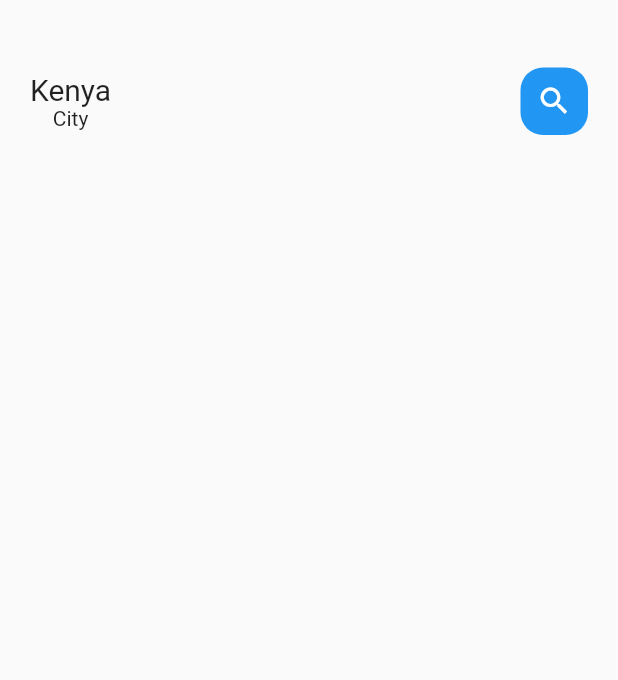
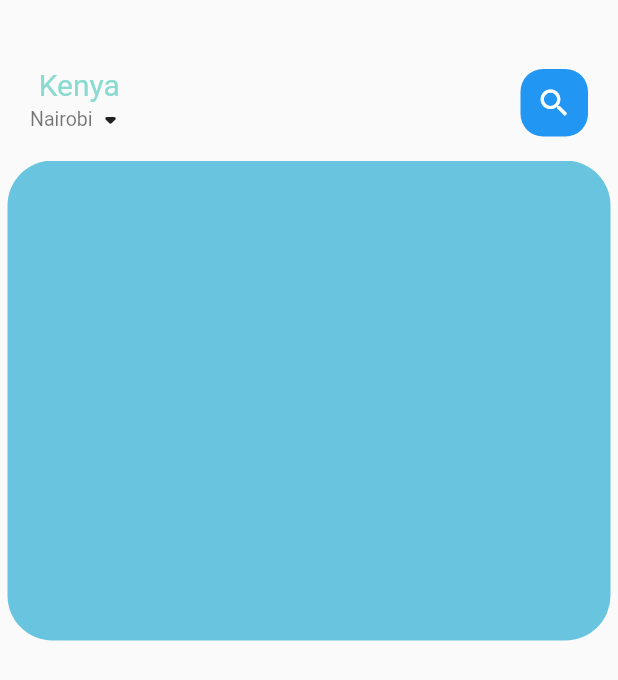
Before and after one commit to Eriq-Kibet/flutter-app, a Flutter app: the screen it shows after launch, on a phone screen of 412 x 824 dp. Shown: the top 680 px of the screen. Run offline on Flutter 3.47's test engine with Material 2 defaults, Android fonts, the phone set to English and light mode, and no system bars.

Commit message:
Small Text and Image container

```diff
--- /dev/null
+++ b/lib/home/food_page_body.dart
@@ -0,0 +1,32 @@
+import 'package:flutter/widgets.dart';
+
+class FoodPageBody extends StatefulWidget {
+  const FoodPageBody({Key? key}) : super(key: key);
+  @override
+  _FoodPageBodyState createState() => _FoodPageBodyState();
+}
+
+class _FoodPageBodyState extends State<FoodPageBody> {
+  @override
+  Widget build(BuildContext context) {
+    return Container(
+      height: 320,
+      child: PageView.builder(
+          itemCount: 5,
+          itemBuilder: (context, position) {
+            return _buildPageItem(position);
+          }),
+    );
+  }
+
+  Widget _buildPageItem(int index) {
+    return Container(
+      height: 220,
+      margin: EdgeInsets.only(left: 5, right: 5),
+      decoration: BoxDecoration(
+          borderRadius: BorderRadius.circular(30),
+          color: index.isEven ? Color(0xFF69c5df) : Color(0xFF9294cc)),
+    );
+  }
+}
+//Time 48:58
--- a/lib/home/main_food_page.dart
+++ b/lib/home/main_food_page.dart
@@ -1,6 +1,9 @@
+import 'package:flutter/gestures.dart';
 import 'package:flutter/material.dart';
 import 'package:flutter/widgets.dart';
+import 'package:myapp/home/food_page_body.dart';
 import 'package:myapp/widgets/big_text.dart';
+import 'package:myapp/widgets/small_text.dart';
 
 class MainFoodPage extends StatefulWidget {
   const MainFoodPage({Key? key}) : super(key: key);
@@ -23,7 +26,20 @@ class _MainFoodPageState extends State<MainFoodPage> {
                 mainAxisAlignment: MainAxisAlignment.spaceBetween,
                 children: [
                   Column(
-                    children: [BigText(text: "Kenya"), Text("City")],
+                    children: [
+                      BigText(
+                        text: "Kenya",
+                      ),
+                      Row(
+                        children: [
+                          SmallText(
+                            text: "Nairobi",
+                            color: Colors.black54,
+                          ),
+                          Icon(Icons.arrow_drop_down_rounded)
+                        ],
+                      )
+                    ],
                   ),
                   Container(
                     width: 45,
@@ -38,7 +54,8 @@ class _MainFoodPageState extends State<MainFoodPage> {
                   )
                 ]),
           ),
-        )
+        ),
+        FoodPageBody(),
       ],
     ));
   }
--- a/lib/widgets/big_text.dart
+++ b/lib/widgets/big_text.dart
@@ -1,14 +1,14 @@
 import 'package:flutter/cupertino.dart';
 
 class BigText extends StatelessWidget {
-  final Color? color;
+  Color? color;
   final String text;
   double size;
   TextOverflow overFlow;
 
   BigText(
       {Key? key,
-      this.color,
+      this.color = const Color(0xFF89dad0),
       required this.text,
       this.size = 20,
       this.overFlow = TextOverflow.ellipsis})
@@ -18,6 +18,7 @@ class BigText extends StatelessWidget {
   Widget build(BuildContext context) {
     return Text(
       text,
+      maxLines: 1,
       overflow: overFlow,
       style: TextStyle(
           fontFamily: 'Roboto',
--- /dev/null
+++ b/lib/widgets/small_text.dart
@@ -0,0 +1,25 @@
+import 'package:flutter/cupertino.dart';
+
+class SmallText extends StatelessWidget {
+  Color? color;
+  final String text;
+  double size;
+  double height;
+
+  SmallText(
+      {Key? key,
+      this.color = const Color(0xFF332d2b),
+      required this.text,
+      this.size = 13,
+      this.height = 1.2})
+      : super(key: key);
+
+  @override
+  Widget build(BuildContext context) {
+    return Text(
+      text,
+      style: TextStyle(
+          fontFamily: 'Roboto', fontSize: size, color: color, height: height),
+    );
+  }
+}
```
